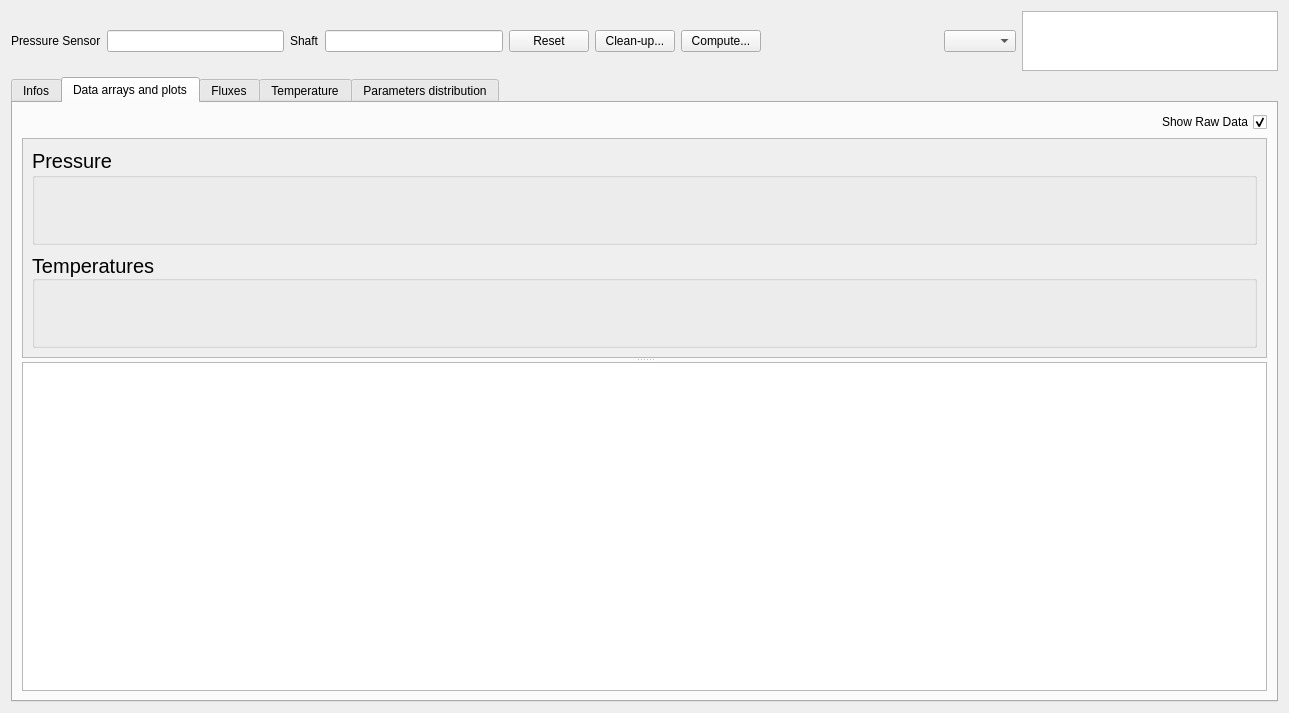
The window that Molonari_2021/ihm/molonaviz/widgetpoint.ui (GVigne/Molonari-2022) describes before a commit, drawn with Qt 5.
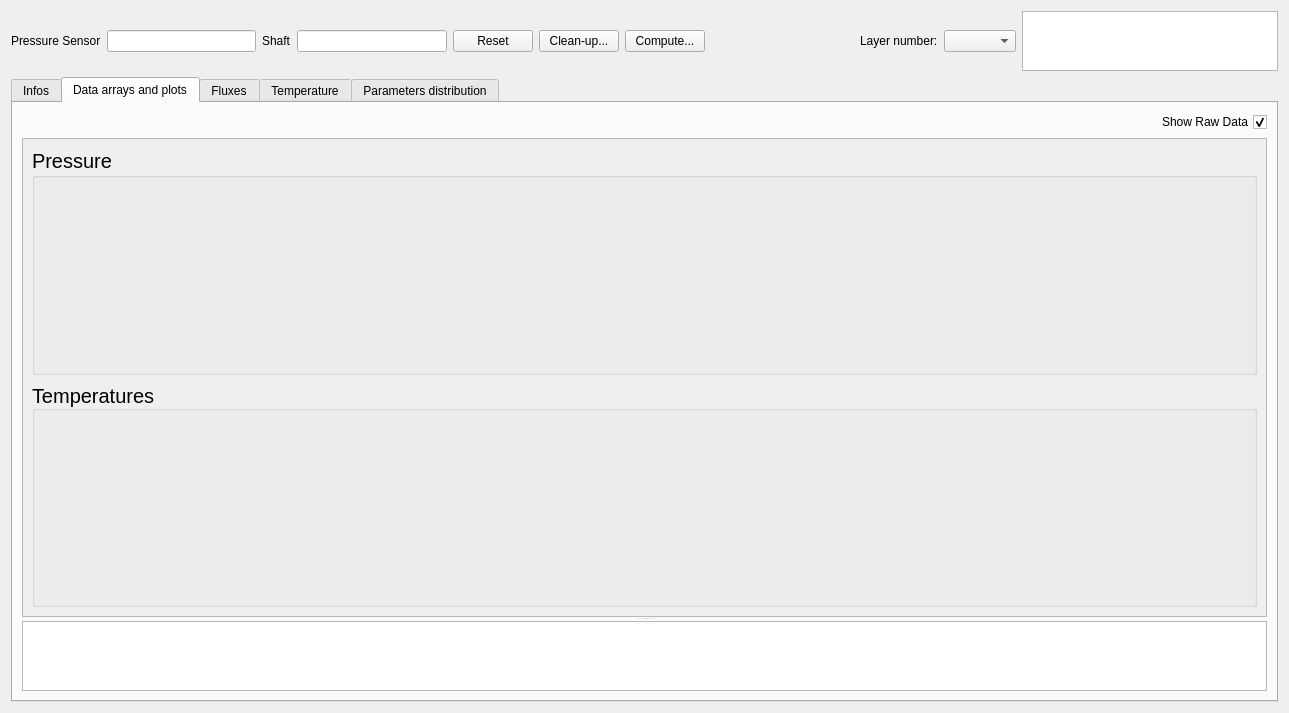
The same window after the commit. The open tabs and pages were chosen to show the change.

What changed in the file:
```diff
--- a/Molonari_2021/ihm/molonaviz/widgetpoint.ui
+++ b/Molonari_2021/ihm/molonaviz/widgetpoint.ui
@@ -84,6 +84,13 @@
        </property>
       </spacer>
      </item>
+     <item>
+      <widget class="QLabel" name="label_5">
+       <property name="text">
+        <string>Layer number:</string>
+       </property>
+      </widget>
+     </item>
      <item>
       <widget class="QComboBox" name="comboBoxSelectLayer">
        <property name="sizePolicy">
@@ -285,7 +292,17 @@
            </layout>
           </widget>
          </widget>
-         <widget class="QTableView" name="tableViewDataArray"/>
+         <widget class="QTableView" name="tableViewDataArray">
+          <property name="sizePolicy">
+           <sizepolicy hsizetype="Minimum" vsizetype="Expanding">
+            <horstretch>0</horstretch>
+            <verstretch>0</verstretch>
+           </sizepolicy>
+          </property>
+          <property name="sizeAdjustPolicy">
+           <enum>QAbstractScrollArea::AdjustToContents</enum>
+          </property>
+         </widget>
         </widget>
        </item>
       </layout>
```
Left out of the diff: 2 changed lines with no effect on the pictures.
